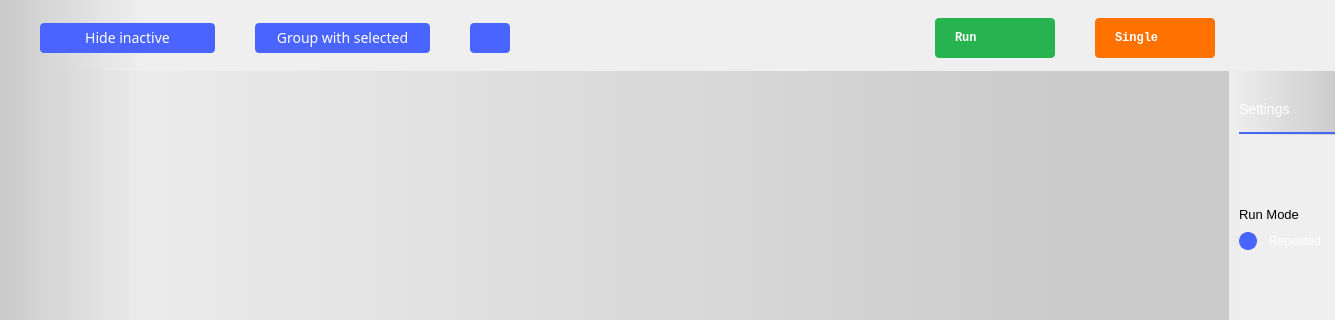
The window that ui/logic_analyzer.ui (analogdevicesinc/scopy) describes before a commit, drawn with Qt 5; both pictures show x 0 to 1335 and y 0 to 320 of the 1419 by 778 pixel window.
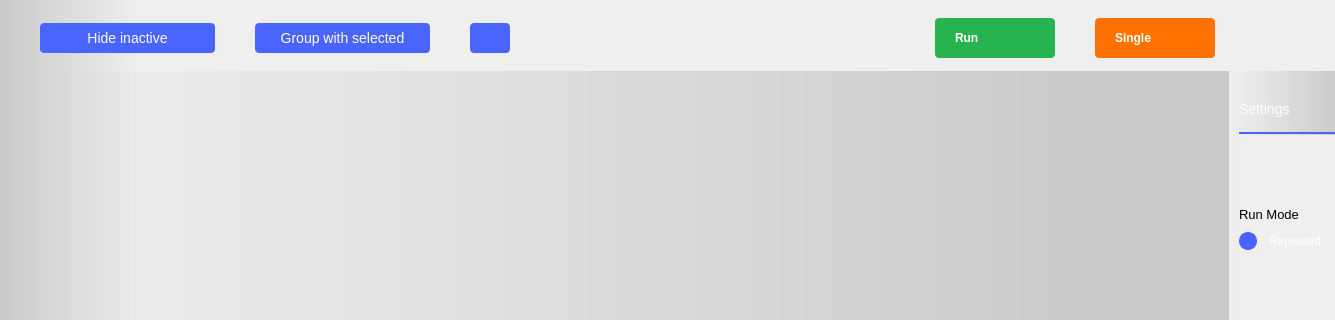
The same window after the commit. Icons and pictures are not drawn. Custom widgets are drawn as their Qt base class.

Commit message: App: deleted all fonts from stylesheets and source files and set application font to Open Sans

```diff
--- a/ui/logic_analyzer.ui
+++ b/ui/logic_analyzer.ui
@@ -127,7 +127,7 @@
   border-radius: 4px;
   background-color: #4a64ff;
 
-  font-family: ArialMT;
+  
   font-size: 14px;
   font-weight: normal;
   font-style: normal;
@@ -174,7 +174,7 @@
   height: 30px;
   border-radius: 4px;
   background-color: #4a64ff;
-  font-family: ArialMT;
+  
   font-size: 14px;
   font-weight: normal;
   font-style: normal;
@@ -450,7 +450,7 @@
           </property>
           <property name="font">
            <font>
-            <family>monospace</family>
+            
             <weight>75</weight>
             <bold>true</bold>
            </font>
@@ -533,7 +533,7 @@
           </property>
           <property name="font">
            <font>
-            <family>monospace</family>
+            
             <weight>75</weight>
             <bold>true</bold>
            </font>
```
Left out of the diff: 18 changed lines with no effect on the pictures. The commit also changes 42 other files.
